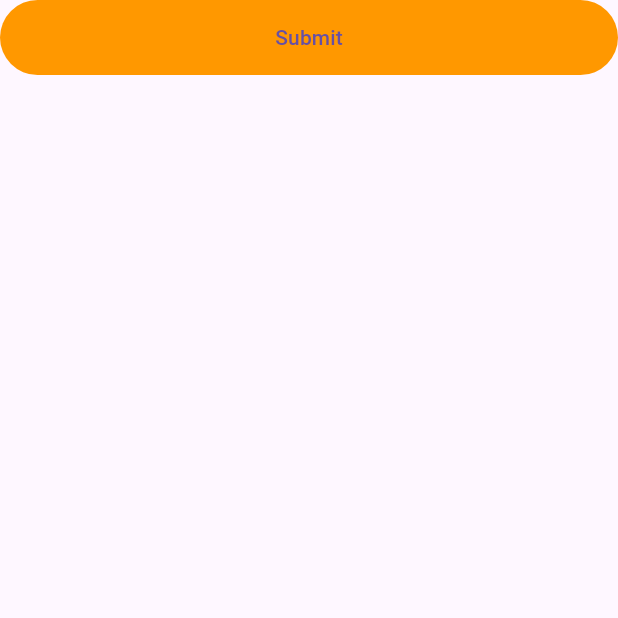
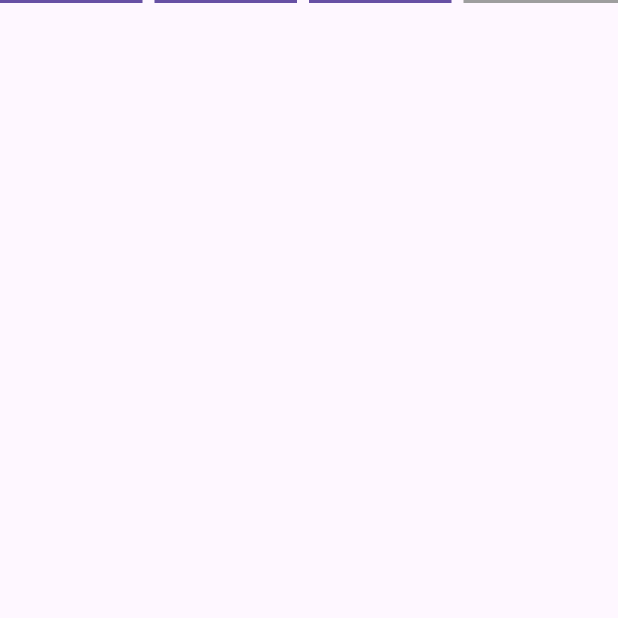
Before and after one commit to Nuxify/widgetbook, a Flutter app: the screen it shows after launch, on a phone screen of 412 x 824 dp, the top half of it. Run offline on Flutter 3.47's test engine with Material 3 defaults, Android fonts, the phone set to English and light mode, and no system bars.

Commit message:
feat: horizontal step indicator

```diff
--- a/lib/buttons/action_button.dart
+++ /dev/null
@@ -1,55 +0,0 @@
-import 'package:flutter/material.dart';
-
-class ActionButton extends StatelessWidget {
-  const ActionButton({
-    required this.onPressed,
-    required this.child,
-    this.dense = false,
-    this.isSuccessful = false,
-    this.outlined = false,
-    super.key,
-  });
-  final Widget child;
-  final bool dense;
-  final bool outlined;
-  final bool isSuccessful;
-  final void Function()? onPressed;
-
-  @override
-  Widget build(BuildContext context) {
-    MaterialStateProperty<Color?>? backgroundColor() {
-      if (isSuccessful) {
-        return MaterialStateProperty.all(Colors.orange);
-      } else if (!outlined) {
-        return MaterialStateProperty.all(Colors.orange);
-      }
-      return null;
-    }
-
-    return ElevatedButton(
-      style: ButtonStyle(
-        elevation: MaterialStateProperty.all(0),
-        backgroundColor: backgroundColor(),
-        side: outlined == true
-            ? MaterialStateProperty.all(
-                const BorderSide(color: Colors.orange, width: 2),
-              )
-            : null,
-        padding: MaterialStateProperty.all(
-          EdgeInsets.symmetric(
-            vertical: dense ? 8 : 15,
-            horizontal: dense ? 25 : 30,
-          ),
-        ),
-        shape: MaterialStateProperty.all(
-          RoundedRectangleBorder(
-            borderRadius: BorderRadius.circular(30),
-          ),
-        ),
-      ),
-      onPressed: onPressed,
-      child:
-          AnimatedSwitcher(duration: const Duration(seconds: 1), child: child),
-    );
-  }
-}
--- /dev/null
+++ b/lib/indicators/horizontal_step_indicator.dart
@@ -0,0 +1,59 @@
+import 'package:flutter/material.dart';
+
+class HorizontalStepIndicator extends StatelessWidget {
+  /// Builds a row of horizontal step indicators.
+  ///
+  /// [length] The total number of steps in the row.
+  ///
+  /// [currentStep] The current step that is active.
+  ///
+  /// [activeColor] The color of the active step indicator. If not provided, it defaults to the primary color of the current theme.
+  ///
+  /// [inactiveColor] The color of the inactive step indicators. Defaults to grey.
+  ///
+  /// [stepPadding] The padding between each step indicator. Defaults to 8.
+  ///
+  /// [indicatorThickness] The thickness of each step indicator. Defaults to 2.
+  ///
+  /// [borderRadius] The border radius of each step indicator. Defaults to 0.
+  const HorizontalStepIndicator({
+    required this.length,
+    required this.currentStep,
+    this.activeColor,
+    this.inactiveColor = Colors.grey,
+    this.stepPadding = 8,
+    this.indicatorThickness = 2,
+    this.borderRadius = 0,
+    super.key,
+  });
+  final int length;
+  final int currentStep;
+  final Color? activeColor;
+  final Color inactiveColor;
+  final double stepPadding;
+  final double indicatorThickness;
+  final double borderRadius;
+
+  @override
+  Widget build(BuildContext context) {
+    return Row(
+      children: [
+        for (int i = 0; i < length; i++)
+          Expanded(
+            child: Container(
+              margin: EdgeInsets.only(right: i == length - 1 ? 0 : stepPadding),
+              child: Container(
+                height: indicatorThickness,
+                decoration: BoxDecoration(
+                  color: i < currentStep
+                      ? activeColor ?? Theme.of(context).primaryColor
+                      : inactiveColor,
+                  borderRadius: BorderRadius.circular(borderRadius),
+                ),
+              ),
+            ),
+          )
+      ],
+    );
+  }
+}
--- a/lib/main.dart
+++ b/lib/main.dart
@@ -1,5 +1,5 @@
 import 'package:flutter/material.dart';
-import 'package:nuxify_widgetbook/buttons/action_button.dart';
+import 'package:nuxify_widgetbook/indicators/horizontal_step_indicator.dart';
 
 void main() {
   runApp(const MainApp());
@@ -10,18 +10,15 @@ class MainApp extends StatelessWidget {
 
   @override
   Widget build(BuildContext context) {
-    return MaterialApp(
+    return const MaterialApp(
       debugShowCheckedModeBanner: false,
       home: Scaffold(
         body: SafeArea(
           child: Column(
             children: [
-              SizedBox(
-                width: double.infinity,
-                child: ActionButton(
-                  onPressed: () {},
-                  child: Text('Submit'),
-                ),
+              HorizontalStepIndicator(
+                length: 4,
+                currentStep: 3,
               ),
             ],
           ),
```
Also changed, not shown: 1 other file.
